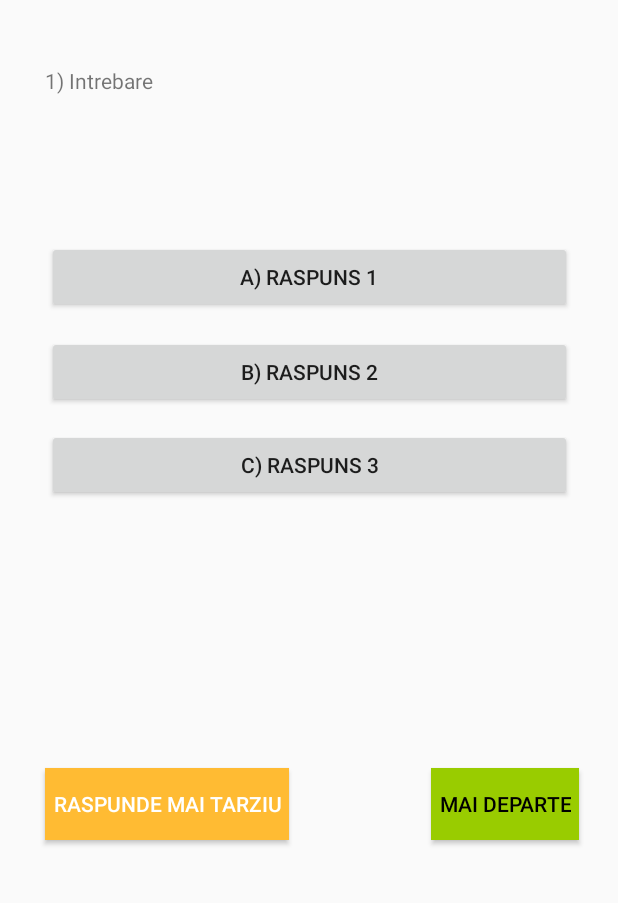
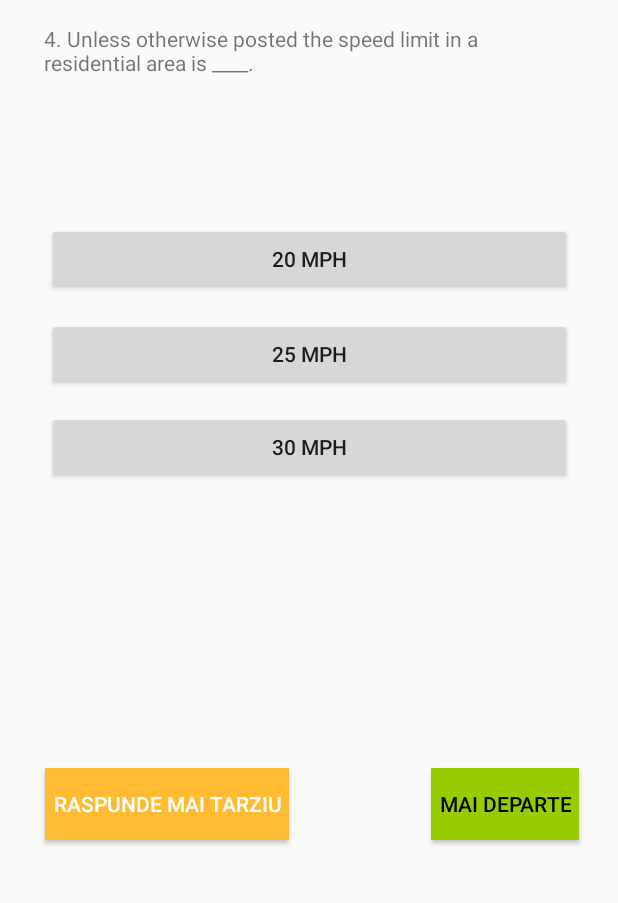
Before and after one commit to ciubiadi/ChestionareAuto, an Android app: the screen it shows after launch (MainActivity), after a tap on "PLAY!", on a phone screen of 412 x 824 dp, the part 333-1236 px from its top. Run offline under Robolectric (Android 15) with nearby library versions, the phone set to English and light mode, and no system bars.

Commit message:
Read data from json and started implementing the logic for answer buttons

```diff
--- a/app/src/main/java/com/example/chestionareauto/MainActivity.java
+++ b/app/src/main/java/com/example/chestionareauto/MainActivity.java
@@ -3,10 +3,12 @@ package com.example.chestionareauto;
 import androidx.appcompat.app.AppCompatActivity;
 import androidx.constraintlayout.widget.ConstraintLayout;
 
+import android.graphics.Color;
 import android.os.Bundle;
 import android.util.Log;
 import android.view.View;
 import android.widget.Button;
+import android.widget.TextView;
 import android.widget.Toast;
 
 import org.json.JSONArray;
@@ -22,12 +24,18 @@ public class MainActivity extends AppCompatActivity {
 
     ConstraintLayout layoutGame;
     Button btnGo;
-    ArrayList<String> numberlist = new ArrayList<String>();
+//    ArrayList<Object> questionsAndAnswers = new ArrayList<Object>();
+    JSONArray jsonArray;
+    String correctAnswer;
+    String chosedAnswer;
+
+    Integer candidateScore = 0;
 
     public void start(View view) {
         layoutGame.setVisibility(View.VISIBLE);
         btnGo.setVisibility(View.INVISIBLE);
         get_json();
+        getRandomQuestion();
     }
 
     @Override
@@ -56,20 +64,19 @@ public class MainActivity extends AppCompatActivity {
             byte[] buffer = new byte[size];
             is.read(buffer);
             is.close();
+            json = new String(buffer, "UTF-8");
+            jsonArray = new JSONArray(json);
+//            JSONObject obj11 = jsonArray.getJSONObject(a);
+//            JSONArray secondArray = obj.getJSONArray("answers").getJSONArray(0);
+            // obj.getJSONArray("answers").get(1).toString()
+//            Log.i("Intra aici?", jsonArray.toString());
+//            for(int i = 0; i < jsonArray.length(); i++) {
+//                JSONObject obj = jsonArray.getJSONObject(i);
+//                Log.i("inside iterator: ", obj.toString());
+//                questionsAndAnswers.add(obj);
+//            }
 
-            json = new String(buffer, "UTF-8");
-
-            JSONArray jsonArray = new JSONArray(json);
-
-            JSONObject obj = jsonArray.getJSONObject(0);
-
-            JSONArray secondArray = obj.getJSONArray("answers").getJSONArray(0);
-
-            // obj.getJSONArray("answers").get(1).toString()
-            Log.i("info", secondArray.get(1).toString());
-
-
-
+//            Log.i("final array: ", questionsAndAnswers.get(0).toString());
 /*
                 for(int i = 0; i < jsonArray.length(); i++ )
                 {
@@ -99,4 +106,48 @@ public class MainActivity extends AppCompatActivity {
         }
     }
 
+    public void getRandomQuestion() {
+        int rand = new Random().nextInt(7);
+        try {
+            JSONObject object1 = jsonArray.getJSONObject(rand);
+            TextView questionText = (TextView) findViewById(R.id.questionTextView);
+            questionText.setText(object1.getString("question"));
+
+            TextView answer1 = (TextView) findViewById(R.id.btnA);
+            answer1.setText(object1.getString("answer1"));
+
+            TextView answer2 = (TextView) findViewById(R.id.btnB);
+            answer2.setText(object1.getString("answer2"));
+
+            TextView answer3 = (TextView) findViewById(R.id.btnC);
+            answer3.setText(object1.getString("answer3"));
+
+            correctAnswer = object1.getString("correctAnswer");
+        } catch (JSONException e) {
+            e.printStackTrace();
+        }
+    }
+
+    public void onAnswer1Click(View v) {
+        chosedAnswer = ((Button)v).getText().toString();
+        // TODO: Set the background color of the button after it's selected
+//        Button button = (Button) findViewById(R.id.btnA);
+//        button.setBackgroundColor(Color.DKGRAY);
+    }
+
+    public void onAnswer2Click(View v) {
+        chosedAnswer = ((Button)v).getText().toString();
+    }
+
+    public void onAnswer3Click(View v) {
+        chosedAnswer = ((Button)v).getText().toString();
+    }
+
+    public void nextQuestion() {
+        // Keep track of the candidate score
+        if (chosedAnswer.equals(correctAnswer)) {
+            candidateScore++;
+        }
+    }
+
 }
--- a/app/src/main/res/layout/activity_main.xml
+++ b/app/src/main/res/layout/activity_main.xml
@@ -49,6 +49,7 @@
 
         <Button
             android:id="@+id/btnA"
+            style="@style/Widget.AppCompat.Button"
             android:layout_width="350dp"
             android:layout_height="wrap_content"
             android:layout_marginStart="27dp"
@@ -57,6 +58,7 @@
             android:layout_marginEnd="27dp"
             android:layout_marginRight="27dp"
             android:text="A) Raspuns 1"
+            android:onClick="onAnswer1Click"
             app:layout_constraintEnd_toEndOf="parent"
             app:layout_constraintHorizontal_bias="0.5"
             app:layout_constraintStart_toStartOf="parent"
@@ -79,6 +81,7 @@
             android:layout_height="wrap_content"
             android:layout_marginTop="14dp"
             android:text="C) Raspuns 3"
+            android:onClick="onAnswer3Click"
             app:layout_constraintEnd_toEndOf="parent"
             app:layout_constraintHorizontal_bias="0.5"
             app:layout_constraintStart_toStartOf="parent"
@@ -90,6 +93,7 @@
             android:layout_height="wrap_content"
             android:layout_marginTop="15dp"
             android:text="B) Raspuns 2"
+            android:onClick="onAnswer2Click"
             app:layout_constraintEnd_toEndOf="parent"
             app:layout_constraintHorizontal_bias="0.5"
             app:layout_constraintStart_toStartOf="parent"
@@ -124,16 +128,17 @@
 
         <TextView
             android:id="@+id/questionTextView"
-            android:layout_width="wrap_content"
+            android:layout_width="340dp"
             android:layout_height="wrap_content"
             android:layout_marginStart="29dp"
             android:layout_marginLeft="29dp"
-            android:layout_marginTop="44dp"
+            android:layout_marginTop="16dp"
             android:layout_marginEnd="309dp"
-            android:layout_marginRight="309dp"
-            android:text="1) Intrebare"
+            android:layout_marginRight="300dp"
+            android:text="1. You are about to make a left turn. You must signal continuously during the last ____ feet before the turn."
             android:textSize="14sp"
             app:layout_constraintEnd_toEndOf="parent"
+            app:layout_constraintHorizontal_bias="0.0"
             app:layout_constraintStart_toStartOf="parent"
             app:layout_constraintTop_toBottomOf="@+id/imageView" />
 
```
Also changed, not shown: app/src/main/assets/intrebari_raspunsuri2.json (+30 -90 lines).
